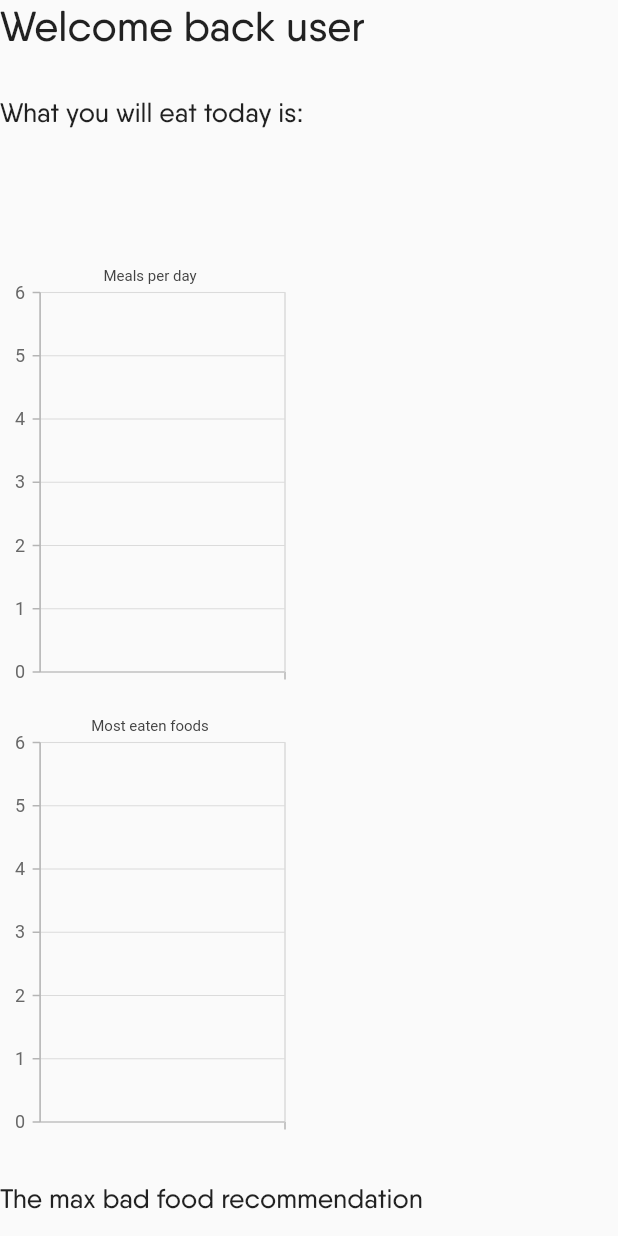
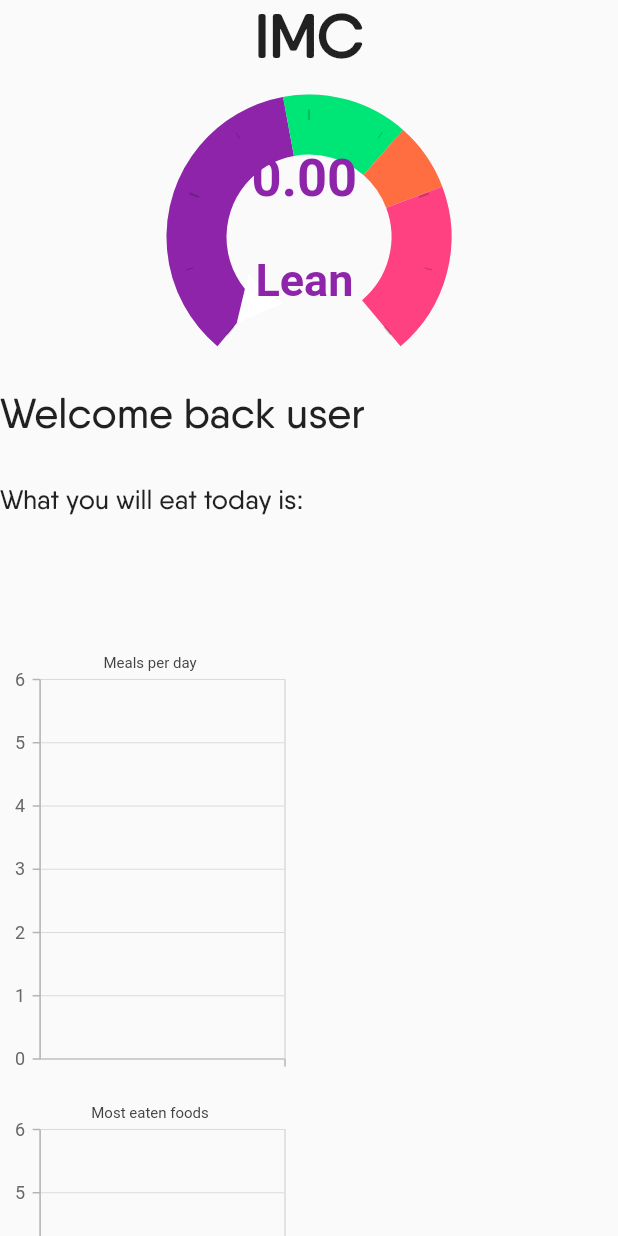
Before and after one commit to iconoyuri/food_agenda_flutter_app, a Flutter app: the HomeListView widget shown alone on an empty page, opened directly with empty values, on a phone screen of 412 x 824 dp. Run offline on Flutter 3.47's test engine with Material 2 defaults, Android fonts, the phone set to English and light mode, and no system bars; drawn by our look-alikes of syncfusion_flutter_gauges; our stand-ins replace flutter_spinkit, image_picker, sqflite, syncfusion_flutter_charts; missing offline and left inert: radio_group_v2; accounts and stored records are empty.

Commit message:
integrating imc component

```diff
--- a/lib/main.dart
+++ b/lib/main.dart
@@ -17,6 +17,7 @@ Future<void> main() async {
   await createDatabase();
 
   runApp(MaterialApp(
+    debugShowCheckedModeBanner: false,
     initialRoute: '/',
     routes: {
       '/': ((context) => const LoadingScreen()),
--- a/lib/schemas/db_schemas.dart
+++ b/lib/schemas/db_schemas.dart
@@ -81,6 +81,8 @@ class User {
     );
     return (await db.query('user')).isNotEmpty;
   }
+
+
 }
 
 class HealthPB {
--- a/lib/src/database_logic.dart
+++ b/lib/src/database_logic.dart
@@ -108,4 +108,16 @@ class DatabaseLogic {
     );
     return list;
   }
+
+  static Future<double> calculateIMC() async {
+    final db = await openDatabase(
+      join(await getDatabasesPath(), 'food_recommendation.db'),
+      version: 1,
+    );
+    final List<Map<String, dynamic>> list = await db.query('user');
+    double userHeight = list[0]["height"] / 100.0;
+    double userWeight = list[0]["weight"] * 1.0;
+    double imc = userWeight / (userHeight * userHeight);
+    return imc;
+  }
 }
--- a/lib/ui/screens/first_screens/loading.dart
+++ b/lib/ui/screens/first_screens/loading.dart
@@ -22,7 +22,7 @@ class _LoadingScreenState extends State<LoadingScreen> {
 
   Future<void> loadAssets(BuildContext context) async {
     determineUserExistence();
-    await Future.delayed(const Duration(seconds: 5), (() {
+    await Future.delayed(const Duration(seconds: 3), (() {
       if (existsUser) {
         Navigator.pushReplacementNamed(context, '/home');
       } else {
--- a/lib/ui/screens/home.dart
+++ b/lib/ui/screens/home.dart
@@ -4,6 +4,7 @@ import 'package:flutter/material.dart';
 import 'package:itadakimasu/src/database_logic.dart';
 import 'package:itadakimasu/ui/views/nav_drawer.dart';
 import 'package:itadakimasu/ui/views/charts.dart';
+import 'package:itadakimasu/ui/widgets/imc_drawer.dart';
 
 void main() => runApp(const MaterialApp(
       home: HomeScreen(),
@@ -24,6 +25,7 @@ class _HomeScreenState extends State<HomeScreen> {
   String maxGoodPrescription = "";
   List<Map<String, dynamic>> daysList = [];
   List<Map<String, dynamic>> eatenFoods = [];
+  double imc = 0;
 
   @override
   void initState() {
@@ -32,11 +34,19 @@ class _HomeScreenState extends State<HomeScreen> {
   }
 
   Future<void> updateState() async {
-    await displayNextFoodPrediction();
-    await displayEatingDays();
-    await displayEatenFoods();
-    await maxBadProgram();
-    await maxGoodProgram();
+    displayIMC();
+    displayNextFoodPrediction();
+    displayEatingDays();
+    displayEatenFoods();
+    maxBadProgram();
+    maxGoodProgram();
+  }
+
+  Future<void> displayIMC() async {
+    double _imc = await DatabaseLogic.calculateIMC();
+    setState(() {
+      imc = _imc;
+    });
   }
 
   Future<void> maxBadProgram() async {
@@ -120,13 +130,10 @@ class _HomeScreenState extends State<HomeScreen> {
             eatenFoods: eatenFoods,
             maxBadPrescription: maxBadPrescription,
             maxGoodPrescription: maxGoodPrescription,
+            imc: imc,
           ),
         ),
       ),
-      // floatingActionButton: FloatingActionButton(
-      //   onPressed: () => {Navigator.pushNamed(context, '/take/picture')},
-      //   child: const Icon(Icons.photo_camera),
-      // ),
     );
   }
 }
@@ -138,7 +145,8 @@ class HomeListView extends StatefulWidget {
       required this.maxBadPrescription,
       required this.maxGoodPrescription,
       required this.daysList,
-      required this.eatenFoods})
+      required this.eatenFoods,
+      required this.imc})
       : super(key: key);
 
   final String nextFood;
@@ -146,6 +154,7 @@ class HomeListView extends StatefulWidget {
   final String maxGoodPrescription;
   final List<Map<String, dynamic>> daysList;
   final List<Map<String, dynamic>> eatenFoods;
+  final double imc;
 
   @override
   State<HomeListView> createState() => _HomeListViewState();
@@ -160,6 +169,7 @@ class _HomeListViewState extends State<HomeListView> {
         Column(
           crossAxisAlignment: CrossAxisAlignment.start,
           children: <Widget>[
+            ImcDrawer(imc: widget.imc),
             const Text(
               "Welcome back user",
               style: TextStyle(
--- a/lib/ui/screens/image_recognition/food_recognition_main_screen.dart
+++ b/lib/ui/screens/image_recognition/food_recognition_main_screen.dart
@@ -32,7 +32,7 @@ class _PickerImageState extends State<PickerImage> {
   @override
   Widget build(BuildContext context) {
     return Scaffold(
-      appBar: AppBar(title: Text("Image Annotation")),
+      appBar: AppBar(title: const Text("Image Annotation")),
       body: Center(
         child: Column(
             mainAxisAlignment: MainAxisAlignment.center,
@@ -57,7 +57,7 @@ class _PickerImageState extends State<PickerImage> {
                   ),
                 ),
               ),
-              SizedBox(
+              const SizedBox(
                 height: 20,
               ),
               Container(
--- /dev/null
+++ b/lib/ui/widgets/imc_drawer.dart
@@ -0,0 +1,148 @@
+import 'package:flutter/material.dart';
+import 'package:syncfusion_flutter_gauges/gauges.dart';
+
+class ImcDrawer extends StatefulWidget {
+  const ImcDrawer({super.key, required this.imc});
+
+  final double imc;
+
+  @override
+  State<ImcDrawer> createState() => _ImcDrawerState();
+}
+
+class _ImcDrawerState extends State<ImcDrawer> {
+  String imcStatus = "";
+  Color textColor = Colors.purple.shade600;
+
+  @override
+  void initState() {
+    // TODO: implement initState
+    super.initState();
+    determineIMCstatus();
+  }
+
+  void determineIMCstatus() {
+    double imc = widget.imc;
+    String status;
+    Color _textColor;
+    if (imc <= 18.5) {
+      status = "Lean";
+      _textColor = Colors.purple.shade600;
+    } else if (imc <= 25.9) {
+      status = "Normal";
+      _textColor = Colors.greenAccent.shade400;
+    } else if (imc <= 29.9) {
+      status = "Overweight";
+      _textColor = Colors.deepOrangeAccent;
+    } else {
+      status = "Obesity";
+      _textColor = Colors.pinkAccent;
+    }
+    setState(() {
+      imcStatus = status;
+      textColor = _textColor;
+    });
+  }
+
+  @override
+  Widget build(BuildContext context) {
+    determineIMCstatus();
+    return Container(
+      padding: const EdgeInsets.symmetric(horizontal: 20),
+      child: Column(
+        children: <Widget>[
+          const Text(
+            "IMC",
+            style: TextStyle(
+                fontFamily: 'QanelasSoft',
+                fontWeight: FontWeight.bold,
+                fontSize: 40),
+          ),
+          const SizedBox(
+            height: 10,
+          ),
+          SizedBox(
+            width: double.infinity,
+            height: 200,
+            child: SfRadialGauge(
+              axes: <RadialAxis>[
+                RadialAxis(
+                    showLabels: false,
+                    minimum: 0,
+                    maximum: 40,
+                    ranges: <GaugeRange>[
+                      GaugeRange(
+                          startValue: 0,
+                          endValue: 18.5,
+                          color: Colors.purple.shade600,
+                          startWidth: 40,
+                          endWidth: 40),
+                      GaugeRange(
+                          startValue: 18.5,
+                          endValue: 25.9,
+                          color: Colors.greenAccent.shade400,
+                          startWidth: 40,
+                          endWidth: 40),
+                      GaugeRange(
+                          startValue: 25.9,
+                          endValue: 29.9,
+                          color: Colors.deepOrangeAccent,
+                          startWidth: 40,
+                          endWidth: 40),
+                      GaugeRange(
+                          startValue: 29.9,
+                          endValue: 40,
+                          color: Colors.pinkAccent,
+                          startWidth: 40,
+                          endWidth: 40),
+                    ],
+                    pointers: <GaugePointer>[
+                      MarkerPointer(
+                        value: widget.imc,
+                        markerType: MarkerType.triangle,
+                        markerHeight: 30,
+                        markerWidth: 30,
+                        markerOffset: 30,
+                        color: Colors.white,
+                      )
+                    ],
+                    annotations: <GaugeAnnotation>[
+                      GaugeAnnotation(
+                        axisValue: widget.imc,
+                        positionFactor: 0.05,
+                        widget: Column(
+                          mainAxisAlignment: MainAxisAlignment.end,
+                          children: <Widget>[
+                            Text(
+                              widget.imc.toStringAsFixed(2),
+                              style: TextStyle(
+                                  fontSize: 35,
+                                  fontWeight: FontWeight.bold,
+                                  color: textColor),
+                            ),
+                            const SizedBox(
+                              height: 30,
+                            ),
+                            Text(
+                              imcStatus,
+                              style: TextStyle(
+                                fontSize: 30,
+                                fontWeight: FontWeight.bold,
+                                color: textColor,
+                              ),
+                            ),
+                            const SizedBox(
+                              height: 20,
+                            ),
+                          ],
+                        ),
+                      )
+                    ])
+              ],
+            ),
+          ),
+        ],
+      ),
+    );
+  }
+}
--- a/pubspec.yaml
+++ b/pubspec.yaml
@@ -46,6 +46,7 @@ dependencies:
     sqflite: ^2.2.2
     path: ^1.8.2
     syncfusion_flutter_charts: ^20.4.41
+    syncfusion_flutter_gauges: ^20.4.42
 
 dev_dependencies:
     flutter_test:
```
